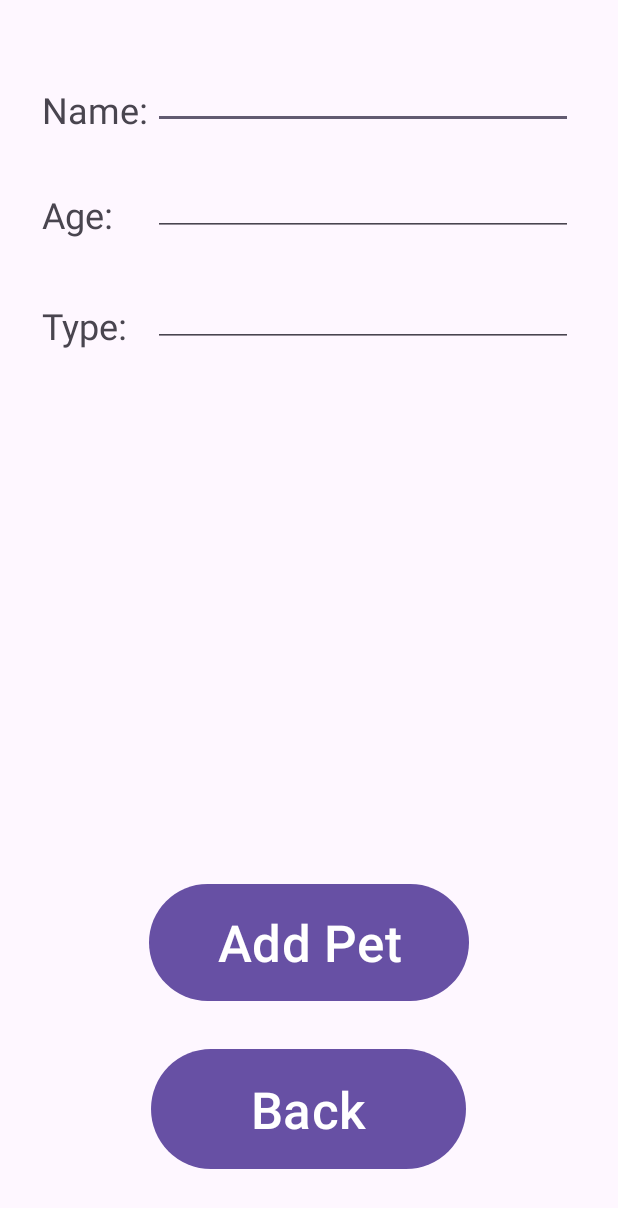
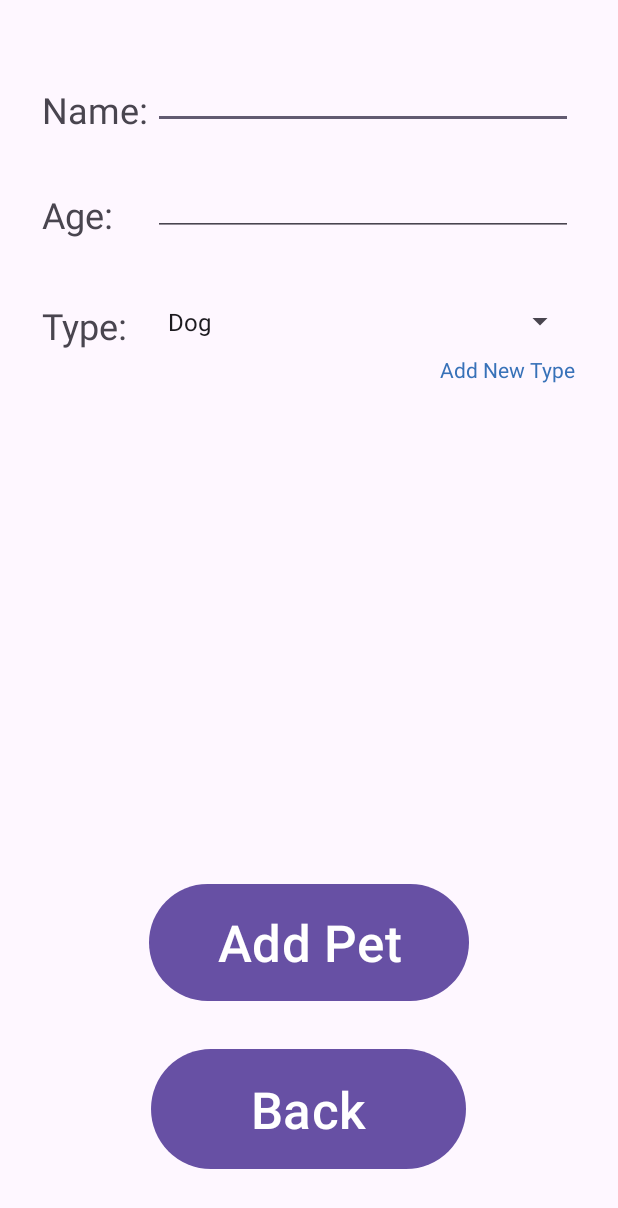
Before and after one commit to SeanKearney1/CIS183_MultipleIntents, an Android app: the AddPet screen opened directly, with no data from a screen before it, on a phone screen of 412 x 824 dp. Shown: the top 1208 px of the screen. Run offline under Robolectric (Android 15) with nearby library versions, the phone set to English and light mode, and no system bars.

Commit message:
10/8/2025

```diff
--- a/app/src/main/AndroidManifest.xml
+++ b/app/src/main/AndroidManifest.xml
@@ -11,6 +11,9 @@
         android:roundIcon="@mipmap/ic_launcher_round"
         android:supportsRtl="true"
         android:theme="@style/Theme.CIS183_MultipleIntents">
+        <activity
+            android:name=".AddPetType"
+            android:exported="false" />
         <activity
             android:name=".AddPet"
             android:exported="false"
--- a/app/src/main/java/com/example/cis183_multipleintents/AddPet.java
+++ b/app/src/main/java/com/example/cis183_multipleintents/AddPet.java
@@ -4,8 +4,11 @@ import android.content.Intent;
 import android.os.Bundle;
 import android.util.Log;
 import android.view.View;
+import android.widget.ArrayAdapter;
 import android.widget.Button;
 import android.widget.EditText;
+import android.widget.Spinner;
+import android.widget.TextView;
 
 import androidx.activity.EdgeToEdge;
 import androidx.appcompat.app.AppCompatActivity;
@@ -19,8 +22,12 @@ public class AddPet extends AppCompatActivity {
     Button btn_addPet_addPet;
     EditText et_addPet_name;
     EditText et_addPet_age;
-    EditText et_addPet_type;
+    Spinner spin_addPet_type;
+    ArrayAdapter<String> PetTypes;
+    TextView tv_addPet_newPetType;
+
     Intent intent_j_main;
+    Intent intent_j_newPetType;
     @Override
     protected void onCreate(Bundle savedInstanceState) {
         super.onCreate(savedInstanceState);
@@ -45,12 +52,30 @@ public class AddPet extends AppCompatActivity {
 
         et_addPet_name = findViewById(R.id.et_addPet_name);
         et_addPet_age = findViewById(R.id.et_addPet_age);
-        et_addPet_type = findViewById(R.id.et_addPet_type);
+        spin_addPet_type = findViewById(R.id.spin_addPet_type);
+
+        tv_addPet_newPetType = findViewById(R.id.tv_addPet_newPetType);
 
         intent_j_main = new Intent(AddPet.this,MainActivity.class);
+        intent_j_newPetType = new Intent(AddPet.this, AddPetType.class);
+
+        PetTypes = new ArrayAdapter<>(this, android.R.layout.simple_spinner_dropdown_item,Pet.PetType.getAllPetTypes());
+
+        spin_addPet_type.setAdapter(PetTypes);
 
         setOnClickListenerBackButton();
         setOnClickListenerUpdatePetButton();
+        setOnClickListenerAddNewPetType();
+    }
+
+    private void setOnClickListenerAddNewPetType() {
+        tv_addPet_newPetType.setOnClickListener(new View.OnClickListener() {
+            @Override
+            public void onClick(View v) {
+                Log.d("Hi","Add new Pet");
+                startActivity(intent_j_newPetType);
+            }
+        });
     }
 
     private void setOnClickListenerBackButton() {
@@ -77,13 +102,15 @@ public class AddPet extends AppCompatActivity {
         Pet new_pet = new Pet();
 
         new_pet.setName(String.valueOf(et_addPet_name.getText()));
-        new_pet.setAge(Integer.parseInt(String.valueOf(et_addPet_age.getText())));
-        new_pet.setType(String.valueOf(et_addPet_type.getText()));
+        if (!String.valueOf(et_addPet_age.getText()).isEmpty()) {
+            new_pet.setAge(Integer.parseInt(String.valueOf(et_addPet_age.getText())));
+        }
+        new_pet.setType(Pet.PetType.petAt(spin_addPet_type.getSelectedItemPosition()));
 
         //little extra
         if (new_pet.getName().isEmpty()) { new_pet.setName("John"); }
         if (new_pet.getType().isEmpty()) { new_pet.setType(Pet.PetType.petAt(0)); }
-        if (new_pet.getAge() < 0) { new_pet.setAge(1); }
+        if (new_pet.getAge() <= 0) { new_pet.setAge(1); }
 
         return new_pet;
     }
--- a/app/src/main/res/layout/activity_add_pet.xml
+++ b/app/src/main/res/layout/activity_add_pet.xml
@@ -80,7 +80,7 @@
         android:layout_width="wrap_content"
         android:layout_height="wrap_content"
         android:ems="10"
-        android:inputType="text"
+        android:inputType="number"
         android:textSize="24sp"
         app:layout_constraintBottom_toBottomOf="parent"
         app:layout_constraintEnd_toEndOf="parent"
@@ -88,20 +88,6 @@
         app:layout_constraintStart_toStartOf="parent"
         app:layout_constraintTop_toTopOf="parent"
         app:layout_constraintVertical_bias="0.135" />
-
-    <EditText
-        android:id="@+id/et_addPet_type"
-        android:layout_width="wrap_content"
-        android:layout_height="wrap_content"
-        android:ems="10"
-        android:inputType="text"
-        android:textSize="24sp"
-        app:layout_constraintBottom_toBottomOf="parent"
-        app:layout_constraintEnd_toEndOf="parent"
-        app:layout_constraintHorizontal_bias="0.774"
-        app:layout_constraintStart_toStartOf="parent"
-        app:layout_constraintTop_toTopOf="parent"
-        app:layout_constraintVertical_bias="0.231" />
 
     <Button
         android:id="@+id/btn_addPet_addPet"
@@ -115,4 +101,29 @@
         app:layout_constraintTop_toTopOf="parent"
         app:layout_constraintVertical_bias="0.793" />
 
+    <Spinner
+        android:id="@+id/spin_addPet_type"
+        android:layout_width="280dp"
+        android:layout_height="27dp"
+        app:layout_constraintBottom_toBottomOf="parent"
+        app:layout_constraintEnd_toEndOf="parent"
+        app:layout_constraintHorizontal_bias="0.786"
+        app:layout_constraintStart_toStartOf="parent"
+        app:layout_constraintTop_toTopOf="parent"
+        app:layout_constraintVertical_bias="0.252" />
+
+    <TextView
+        android:id="@+id/tv_addPet_newPetType"
+        android:layout_width="wrap_content"
+        android:layout_height="wrap_content"
+        android:text="Add New Type"
+        android:textAllCaps="false"
+        android:textColor="#3771B8"
+        app:layout_constraintBottom_toBottomOf="parent"
+        app:layout_constraintEnd_toEndOf="parent"
+        app:layout_constraintHorizontal_bias="0.912"
+        app:layout_constraintStart_toStartOf="parent"
+        app:layout_constraintTop_toTopOf="parent"
+        app:layout_constraintVertical_bias="0.294" />
+
 </androidx.constraintlayout.widget.ConstraintLayout>
```
Also changed, not shown: app/src/main/java/com/example/cis183_multipleintents/AddPetType.java (added, +125 -0 lines), app/src/main/res/layout/activity_add_pet_type.xml (added, +101 -0 lines), app/src/main/res/layout/activity_pet_display_update.xml (+16 -3 lines).
